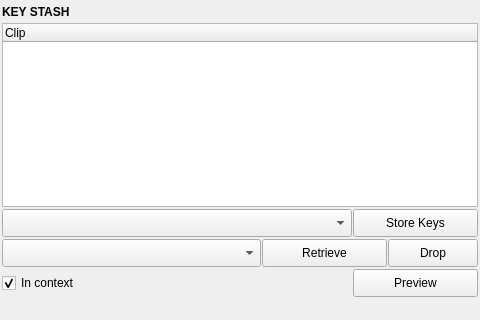
Above: mayatk/anim_utils/key_stash/key_stash.ui from m3trik/mayatk before the change. Below: the same form after it.
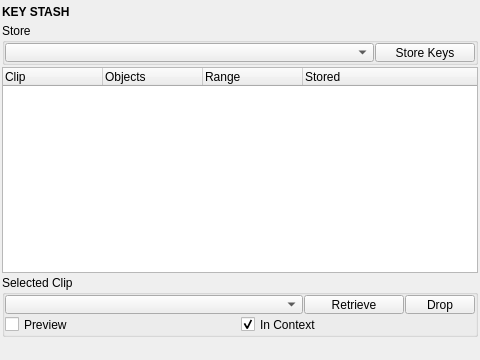
That is the form after the change. Custom widgets are drawn as their Qt base class.

Patch:
```diff
--- a/mayatk/anim_utils/key_stash/key_stash.ui
+++ b/mayatk/anim_utils/key_stash/key_stash.ui
@@ -7,7 +7,7 @@
     <x>0</x>
     <y>0</y>
     <width>480</width>
-    <height>320</height>
+    <height>360</height>
    </rect>
   </property>
   <widget class="QWidget" name="centralwidget">
@@ -58,6 +58,77 @@
       </property>
      </widget>
     </item>
+    <item>
+     <widget class="QGroupBox" name="store_group">
+      <property name="sizePolicy">
+       <sizepolicy hsizetype="Preferred" vsizetype="Fixed">
+        <horstretch>0</horstretch>
+        <verstretch>0</verstretch>
+       </sizepolicy>
+      </property>
+      <property name="title">
+       <string>Store</string>
+      </property>
+      <layout class="QHBoxLayout" name="store_layout">
+       <property name="spacing">
+        <number>1</number>
+       </property>
+       <property name="leftMargin">
+        <number>0</number>
+       </property>
+       <property name="topMargin">
+        <number>0</number>
+       </property>
+       <property name="rightMargin">
+        <number>0</number>
+       </property>
+       <property name="bottomMargin">
+        <number>0</number>
+       </property>
+       <item>
+        <widget class="ComboBox" name="cmb000">
+         <property name="minimumSize">
+          <size>
+           <width>0</width>
+           <height>19</height>
+          </size>
+         </property>
+         <property name="maximumSize">
+          <size>
+           <width>16777215</width>
+           <height>19</height>
+          </size>
+         </property>
+         <property name="toolTip">
+          <string>Which keys Store Keys takes: the Graph Editor key selection, the drag-selected time slider range, or the playback range (the last two act on the selected objects).</string>
+         </property>
+        </widget>
+       </item>
+       <item>
+        <widget class="PushButton" name="b000">
+         <property name="minimumSize">
+          <size>
+           <width>0</width>
+           <height>19</height>
+          </size>
+         </property>
+         <property name="maximumSize">
+          <size>
+           <width>100</width>
+           <height>19</height>
+          </size>
+         </property>
+         <property name="toolTip">
+          <string>Move the source keys out of the working animation into a new stored clip. The keys leave a plain gap (neighbours interpolate across it).</string>
+         </property>
+         <property name="text">
+          <string>Store Keys</string>
+         </property>
+        </widget>
+       </item>
+      </layout>
+     </widget>
+    </item>
     <item>
      <widget class="TreeWidget" name="tree000">
       <property name="sizePolicy">
@@ -77,50 +148,50 @@
         <string notr="true">Clip</string>
        </property>
       </column>
+      <column>
+       <property name="text">
+        <string notr="true">Objects</string>
+       </property>
+      </column>
+      <column>
+       <property name="text">
+        <string notr="true">Range</string>
+       </property>
+      </column>
+      <column>
+       <property name="text">
+        <string notr="true">Stored</string>
+       </property>
+      </column>
      </widget>
     </item>
     <item>
-     <layout class="QHBoxLayout" name="store_layout">
+     <widget class="QGroupBox" name="clip_group">
+      <property name="sizePolicy">
+       <sizepolicy hsizetype="Preferred" vsizetype="Fixed">
+        <horstretch>0</horstretch>
+        <verstretch>0</verstretch>
+       </sizepolicy>
+      </property>
+      <property name="title">
+       <string>Selected Clip</string>
+      </property>
+      <layout class="QVBoxLayout" name="clip_layout">
       <property name="spacing">
        <number>1</number>
       </property>
-      <item>
-       <widget class="ComboBox" name="cmb000">
-        <property name="minimumSize">
-         <size>
-          <width>0</width>
-          <height>28</height>
-         </size>
-        </property>
-        <property name="toolTip">
-         <string>Which keys Store Keys takes: the Graph Editor key selection, the drag-selected time slider range, or the playback range (both on the selected objects).</string>
-        </property>
-       </widget>
-      </item>
-      <item>
-       <widget class="PushButton" name="b000">
-        <property name="minimumSize">
-         <size>
-          <width>0</width>
-          <height>28</height>
-         </size>
-        </property>
-        <property name="maximumSize">
-         <size>
-          <width>125</width>
-          <height>28</height>
-         </size>
-        </property>
-        <property name="toolTip">
-         <string>Move the source keys out of the working animation into a new stored clip. The keys leave a plain gap (neighbours interpolate across it).</string>
-        </property>
-        <property name="text">
-         <string>Store Keys</string>
-        </property>
-       </widget>
-      </item>
-     </layout>
-    </item>
+       <property name="leftMargin">
+        <number>0</number>
+       </property>
+       <property name="topMargin">
+        <number>0</number>
+       </property>
+       <property name="rightMargin">
+        <number>0</number>
+       </property>
+       <property name="bottomMargin">
+        <number>0</number>
+       </property>
     <item>
      <layout class="QHBoxLayout" name="retrieve_layout">
       <property name="spacing">
@@ -131,7 +202,13 @@
         <property name="minimumSize">
          <size>
           <width>0</width>
-          <height>28</height>
+             <height>19</height>
+            </size>
+           </property>
+           <property name="maximumSize">
+            <size>
+             <width>16777215</width>
+             <height>19</height>
          </size>
         </property>
         <property name="toolTip">
@@ -144,13 +221,13 @@
         <property name="minimumSize">
          <size>
           <width>0</width>
-          <height>28</height>
+             <height>19</height>
          </size>
         </property>
         <property name="maximumSize">
          <size>
-          <width>125</width>
-          <height>28</height>
+             <width>100</width>
+             <height>19</height>
          </size>
         </property>
         <property name="toolTip">
@@ -166,13 +243,13 @@
         <property name="minimumSize">
          <size>
           <width>0</width>
-          <height>28</height>
+             <height>19</height>
          </size>
         </property>
         <property name="maximumSize">
          <size>
-          <width>90</width>
-          <height>28</height>
+             <width>70</width>
+             <height>19</height>
          </size>
         </property>
         <property name="toolTip">
@@ -190,45 +267,57 @@
       <property name="spacing">
        <number>1</number>
       </property>
+         <item>
+          <widget class="QCheckBox" name="chk001">
+           <property name="minimumSize">
+            <size>
+             <width>0</width>
+             <height>19</height>
+            </size>
+           </property>
+           <property name="maximumSize">
+            <size>
+             <width>16777215</width>
+             <height>19</height>
+            </size>
+           </property>
+           <property name="toolTip">
+            <string>Play the selected clip on its objects through a temporary override layer, without retrieving it. The time slider is clamped to the clip while on. Uncheck to end; nothing is left behind.</string>
+           </property>
+           <property name="text">
+            <string>Preview</string>
+           </property>
+          </widget>
+         </item>
       <item>
        <widget class="QCheckBox" name="chk000">
+           <property name="minimumSize">
+            <size>
+             <width>0</width>
+             <height>19</height>
+            </size>
+           </property>
+           <property name="maximumSize">
+            <size>
+             <width>16777215</width>
+             <height>19</height>
+            </size>
+           </property>
         <property name="toolTip">
          <string>Preview in context: the scene animation plays up to the clip, the clip takes over for its range, then the scene animation resumes. Off holds the clip's end poses outside its range.</string>
         </property>
         <property name="text">
-         <string>In context</string>
+            <string>In Context</string>
         </property>
         <property name="checked">
          <bool>true</bool>
         </property>
        </widget>
       </item>
-      <item>
-       <widget class="PushButton" name="b002">
-        <property name="minimumSize">
-         <size>
-          <width>0</width>
-          <height>28</height>
-         </size>
-        </property>
-        <property name="maximumSize">
-         <size>
-          <width>125</width>
-          <height>28</height>
-         </size>
-        </property>
-        <property name="toolTip">
-         <string>Play the selected clip on its objects through a temporary override layer, without retrieving it. The time slider is clamped to the clip while on. Uncheck to end; nothing is left behind.</string>
-        </property>
-        <property name="text">
-         <string>Preview</string>
-        </property>
-        <property name="checkable">
-         <bool>true</bool>
-        </property>
-       </widget>
-      </item>
-     </layout>
+        </layout>
+       </item>
+      </layout>
+     </widget>
     </item>
     <item>
      <widget class="Footer" name="footer" native="true">
```
Left out of the diff: 5 changed lines with no effect on the pictures. Lines whose indentation alone changed are shown as unchanged.
